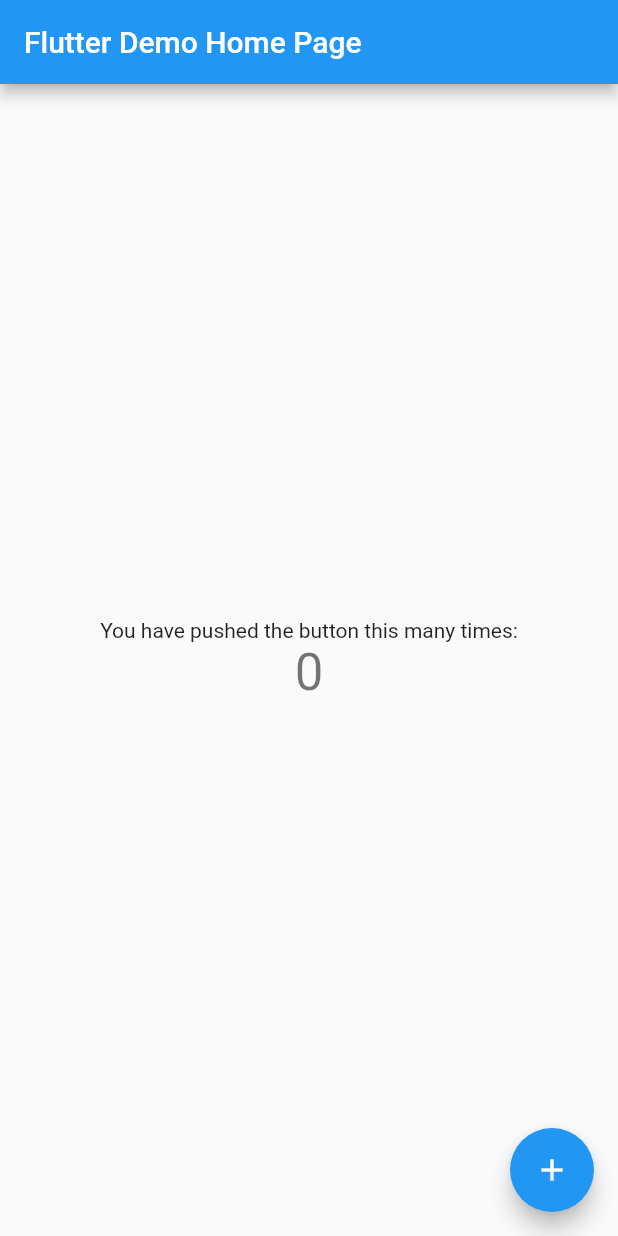
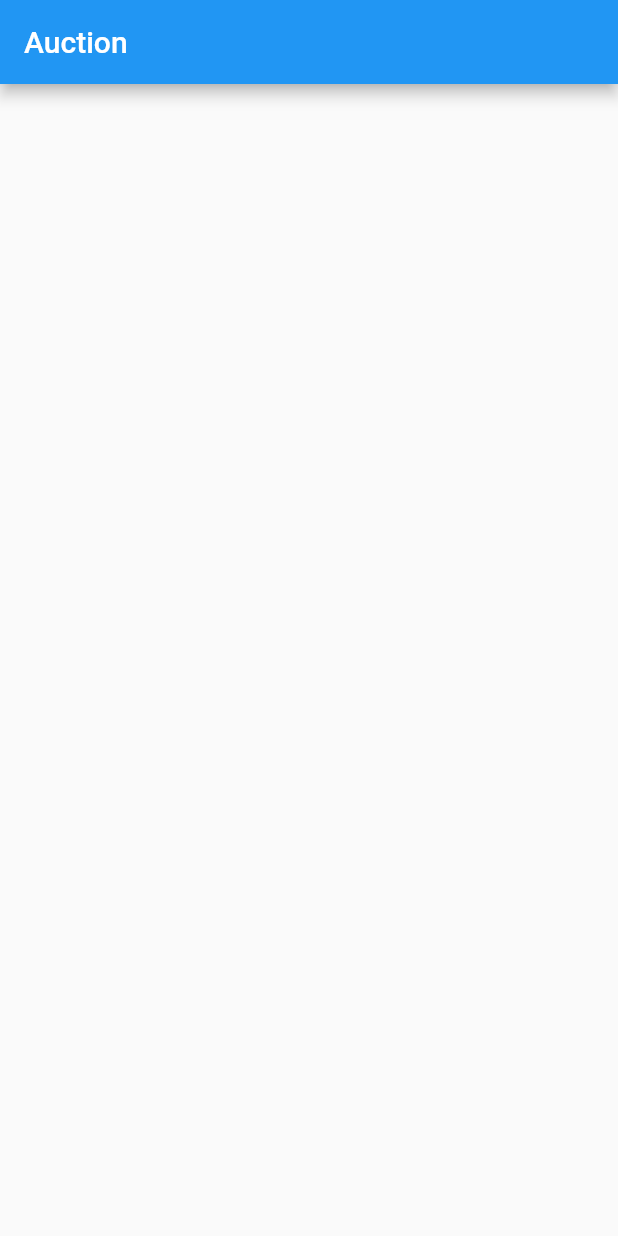
Before and after one commit to teerasej/nextflow_firebase_realtime_db_chat, a Flutter app: the screen it shows after launch, on a phone screen of 412 x 824 dp. Run offline on Flutter 3.47's test engine with Material 2 defaults, Android fonts, the phone set to English and light mode, and no system bars; our stand-ins replace firebase_core, firebase_database; accounts and stored records are empty.

Commit message:
create home page to test steam

```diff
--- /dev/null
+++ b/lib/home_page.dart
@@ -0,0 +1,20 @@
+import 'package:flutter/material.dart';
+
+class HomePage extends StatefulWidget {
+  HomePage({Key? key}) : super(key: key);
+
+  @override
+  _HomePageState createState() => _HomePageState();
+}
+
+class _HomePageState extends State<HomePage> {
+  @override
+  Widget build(BuildContext context) {
+    return Scaffold(
+      appBar: AppBar(
+        title: Text('Auction'),
+      ),
+      body: Container(),
+    );
+  }
+}
--- a/lib/main.dart
+++ b/lib/main.dart
@@ -2,6 +2,7 @@
 import 'package:firebase_core/firebase_core.dart';
 import 'package:nextflow_firebase_realtime_db_chat/home_page.dart';
 import 'firebase_options.dart';
+import 'package:firebase_database/firebase_database.dart';
 
 void main() async {
   WidgetsFlutterBinding.ensureInitialized();
@@ -32,92 +33,7 @@
         // is not restarted.
         primarySwatch: Colors.blue,
       ),
-      home: const MyHomePage(title: 'Flutter Demo Home Page'),
+      home: HomePage(),
     );
   }
 }
-
-class MyHomePage extends StatefulWidget {
-  const MyHomePage({Key? key, required this.title}) : super(key: key);
-
-  // This widget is the home page of your application. It is stateful, meaning
-  // that it has a State object (defined below) that contains fields that affect
-  // how it looks.
-
-  // This class is the configuration for the state. It holds the values (in this
-  // case the title) provided by the parent (in this case the App widget) and
-  // used by the build method of the State. Fields in a Widget subclass are
-  // always marked "final".
-
-  final String title;
-
-  @override
-  State<MyHomePage> createState() => _MyHomePageState();
-}
-
-class _MyHomePageState extends State<MyHomePage> {
-  int _counter = 0;
-
-  void _incrementCounter() {
-    setState(() {
-      // This call to setState tells the Flutter framework that something has
-      // changed in this State, which causes it to rerun the build method below
-      // so that the display can reflect the updated values. If we changed
-      // _counter without calling setState(), then the build method would not be
-      // called again, and so nothing would appear to happen.
-      _counter++;
-    });
-  }
-
-  @override
-  Widget build(BuildContext context) {
-    // This method is rerun every time setState is called, for instance as done
-    // by the _incrementCounter method above.
-    //
-    // The Flutter framework has been optimized to make rerunning build methods
-    // fast, so that you can just rebuild anything that needs updating rather
-    // than having to individually change instances of widgets.
-    return Scaffold(
-      appBar: AppBar(
-        // Here we take the value from the MyHomePage object that was created by
-        // the App.build method, and use it to set our appbar title.
-        title: Text(widget.title),
-      ),
-      body: Center(
-        // Center is a layout widget. It takes a single child and positions it
-        // in the middle of the parent.
-        child: Column(
-          // Column is also a layout widget. It takes a list of children and
-          // arranges them vertically. By default, it sizes itself to fit its
-          // children horizontally, and tries to be as tall as its parent.
-          //
-          // Invoke "debug painting" (press "p" in the console, choose the
-          // "Toggle Debug Paint" action from the Flutter Inspector in Android
-          // Studio, or the "Toggle Debug Paint" command in Visual Studio Code)
-          // to see the wireframe for each widget.
-          //
-          // Column has various properties to control how it sizes itself and
-          // how it positions its children. Here we use mainAxisAlignment to
-          // center the children vertically; the main axis here is the vertical
-          // axis because Columns are vertical (the cross axis would be
-          // horizontal).
-          mainAxisAlignment: MainAxisAlignment.center,
-          children: <Widget>[
-            const Text(
-              'You have pushed the button this many times:',
-            ),
-            Text(
-              '$_counter',
-              style: Theme.of(context).textTheme.headline4,
-            ),
-          ],
-        ),
-      ),
-      floatingActionButton: FloatingActionButton(
-        onPressed: _incrementCounter,
-        tooltip: 'Increment',
-        child: const Icon(Icons.add),
-      ), // This trailing comma makes auto-formatting nicer for build methods.
-    );
-  }
-}
```
